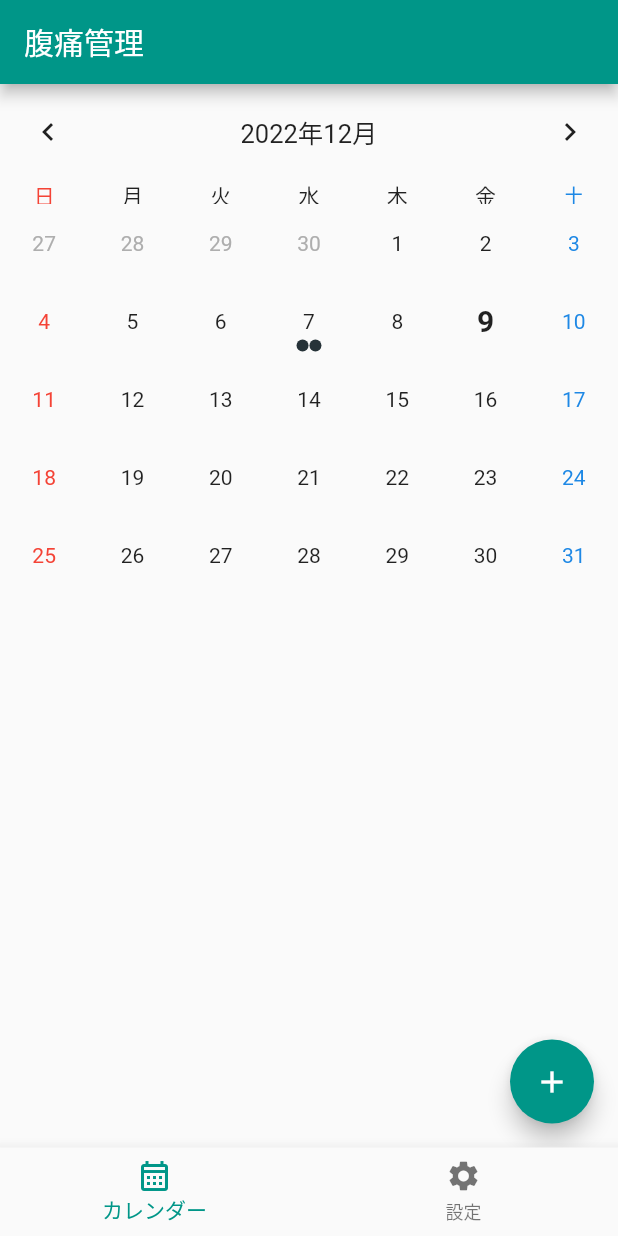
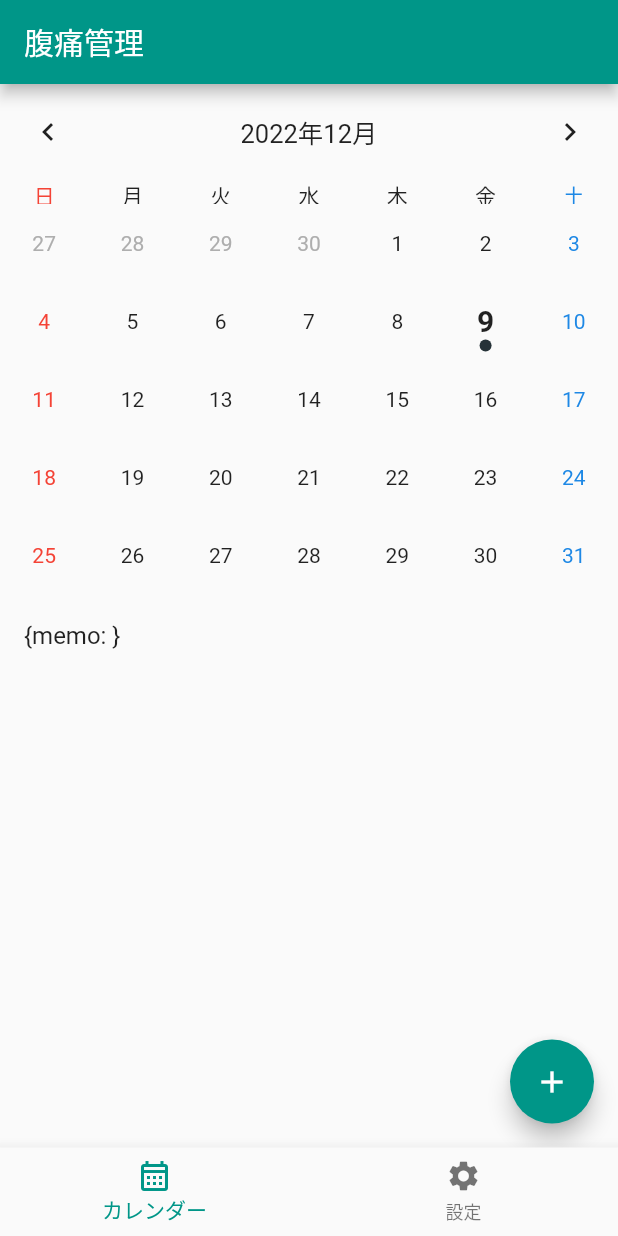
Before and after one commit to sa8a/stomach_ache_app, a Flutter app: the CalendarAddPage screen opened directly, after a tap on "保存", on a phone screen of 412 x 824 dp. Run offline on Flutter 3.47's test engine with Material 2 defaults, Android fonts, the light colour scheme and no system bars; drawn by our look-alikes of table_calendar; our stand-ins replace flutter_riverpod, share_plus.

Commit message:
fix: イベントの追加ができていなかったので修正
原因：追加するごとにサンプルが再代入されて反映されていた

```diff
--- a/lib/model/calendar.dart
+++ b/lib/model/calendar.dart
@@ -14,13 +14,6 @@ class Calendar extends ChangeNotifier {
 
   void initState() {
     selectedDay = focusedDay;
-    eventsList = {
-      DateTime.now().subtract(const Duration(days: 2)): [
-        'Event A6',
-        'Event B6'
-      ],
-      // DateTime.now(): ['Event A7', 'Event B7', 'Event C7', 'Event D7'],
-    };
   }
 
   // DateTime型から20210930の8桁のint型へ変換
--- a/lib/screens/calendar_page.dart
+++ b/lib/screens/calendar_page.dart
@@ -59,6 +59,10 @@ class _CalendarPageState extends ConsumerState<CalendarPage> {
                 return isSameDay(calendar.selectedDay, day);
               },
               onDaySelected: (selectedDay, focusedDay) {
+                // 現在保持しているのデータと数を確認
+                print(calendar.eventsList);
+                print(calendar.eventsList.length);
+
                 if (!isSameDay(calendar.selectedDay, selectedDay)) {
                   setState(() {
                     calendar.selectedDay = selectedDay;
```
